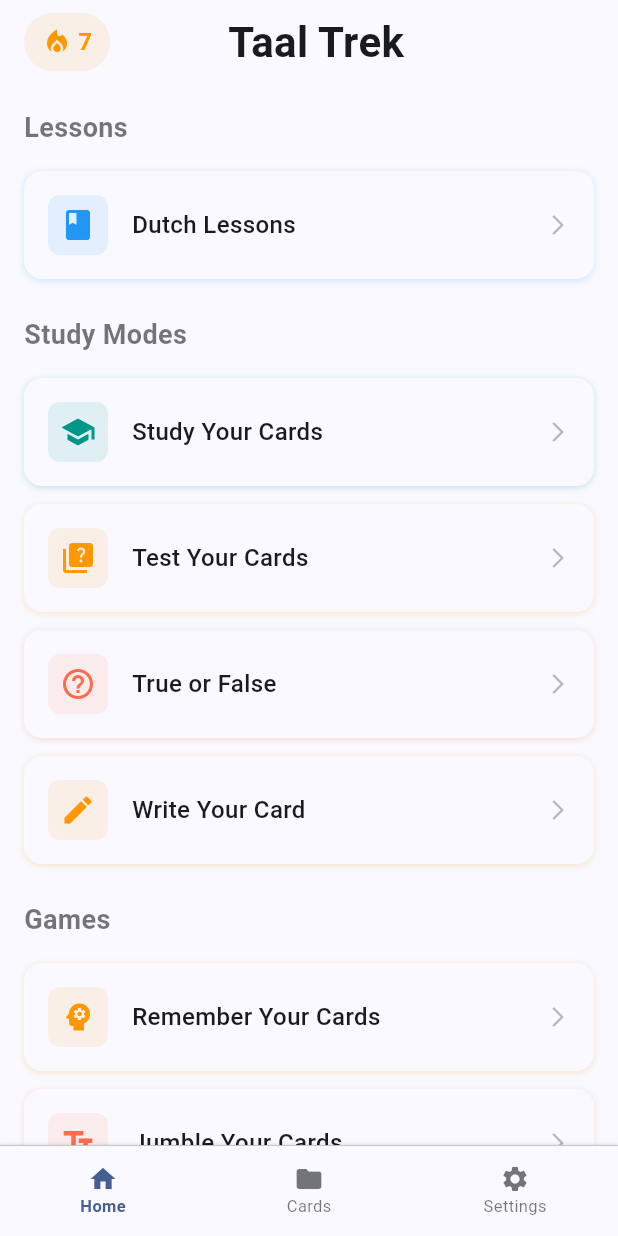
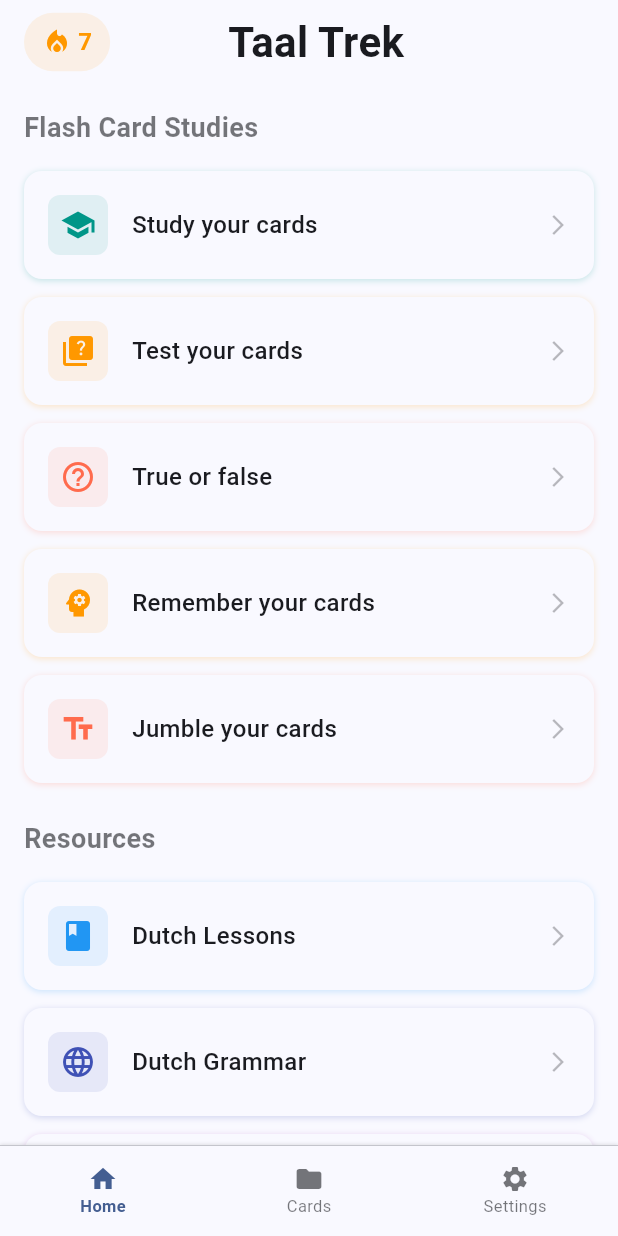
Before and after one commit to skmonio/FlashCardWork, a Flutter app: the screen it shows after launch, on a phone screen of 412 x 824 dp. Run offline on Flutter 3.47's test engine with Material 3 defaults, Android fonts, the phone set to English and light mode, and no system bars; our stand-ins replace audioplayers, file_picker, shared_preferences.

Commit message:
Update home page layout to match Swift version: Flash Card Studies and Resources sections

```diff
--- a/flashcard_app/lib/views/home_view.dart
+++ b/flashcard_app/lib/views/home_view.dart
@@ -39,14 +39,8 @@ class _HomeViewState extends State<HomeView> {
               padding: const EdgeInsets.all(16),
               child: Column(
                 children: [
-                  // Lessons Section
-                  _buildLessonsSection(),
-
-                  // Study Modes Section
-                  _buildStudyModesSection(),
-
-                  // Games Section
-                  _buildGamesSection(),
+                  // Flash Card Studies Section
+                  _buildFlashCardStudiesSection(),
 
                   // Resources Section
                   _buildResourcesSection(),
@@ -112,12 +106,12 @@ class _HomeViewState extends State<HomeView> {
     );
   }
 
-  Widget _buildLessonsSection() {
+  Widget _buildFlashCardStudiesSection() {
     return Column(
       crossAxisAlignment: CrossAxisAlignment.start,
       children: [
         Text(
-          'Lessons',
+          'Flash Card Studies',
           style: TextStyle(
             fontSize: 18,
             fontWeight: FontWeight.w600,
@@ -126,83 +120,35 @@ class _HomeViewState extends State<HomeView> {
         ),
         const SizedBox(height: 16),
         _buildMenuButton(
-          'Dutch Lessons',
-          Icons.book,
-          Colors.blue,
-          () => _navigateToLessons(context),
-        ),
-      ],
-    );
-  }
-
-  Widget _buildStudyModesSection() {
-    return Column(
-      crossAxisAlignment: CrossAxisAlignment.start,
-      children: [
-        const SizedBox(height: 24),
-        Text(
-          'Study Modes',
-          style: TextStyle(
-            fontSize: 18,
-            fontWeight: FontWeight.w600,
-            color: Theme.of(context).colorScheme.onSurface.withValues(alpha: 0.6),
-          ),
-        ),
-        const SizedBox(height: 16),
-        _buildMenuButton(
-          'Study Your Cards',
+          'Study your cards',
           Icons.school,
           Colors.teal,
           () => _navigateToStudy(context),
         ),
         const SizedBox(height: 12),
         _buildMenuButton(
-          'Test Your Cards',
+          'Test your cards',
           Icons.quiz,
           Colors.orange,
           () => _navigateToTest(context),
         ),
         const SizedBox(height: 12),
         _buildMenuButton(
-          'True or False',
+          'True or false',
           Icons.help_outline,
           const Color(0xFFFF6B4D),
           () => _navigateToTrueFalse(context),
         ),
         const SizedBox(height: 12),
         _buildMenuButton(
-          'Write Your Card',
-          Icons.edit,
-          const Color(0xFFFF9800),
-          () => _navigateToWriting(context),
-        ),
-      ],
-    );
-  }
-
-  Widget _buildGamesSection() {
-    return Column(
-      crossAxisAlignment: CrossAxisAlignment.start,
-      children: [
-        const SizedBox(height: 24),
-        Text(
-          'Games',
-          style: TextStyle(
-            fontSize: 18,
-            fontWeight: FontWeight.w600,
-            color: Theme.of(context).colorScheme.onSurface.withValues(alpha: 0.6),
-          ),
-        ),
-        const SizedBox(height: 16),
-        _buildMenuButton(
-          'Remember Your Cards',
+          'Remember your cards',
           Icons.psychology,
           Colors.orange,
           () => _navigateToMemoryGame(context),
         ),
         const SizedBox(height: 12),
         _buildMenuButton(
-          'Jumble Your Cards',
+          'Jumble your cards',
           Icons.text_fields,
           const Color(0xFFFF6B4D),
           () => _navigateToWordScramble(context),
@@ -210,6 +156,8 @@ class _HomeViewState extends State<HomeView> {
       ],
     );
   }
+
+
 
   Widget _buildResourcesSection() {
     return Column(
@@ -226,10 +174,10 @@ class _HomeViewState extends State<HomeView> {
         ),
         const SizedBox(height: 16),
         _buildMenuButton(
-          'Bubble Word',
-          Icons.bubble_chart,
-          Colors.purple,
-          () => _navigateToBubbleWord(context),
+          'Dutch Lessons',
+          Icons.book,
+          Colors.blue,
+          () => _navigateToLessons(context),
         ),
         const SizedBox(height: 12),
         _buildMenuButton(
@@ -237,6 +185,13 @@ class _HomeViewState extends State<HomeView> {
           Icons.language,
           Colors.indigo,
           () => _navigateToGrammar(context),
+        ),
+        const SizedBox(height: 12),
+        _buildMenuButton(
+          'Bubble Word',
+          Icons.bubble_chart,
+          Colors.purple,
+          () => _navigateToBubbleWord(context),
         ),
       ],
     );
```
